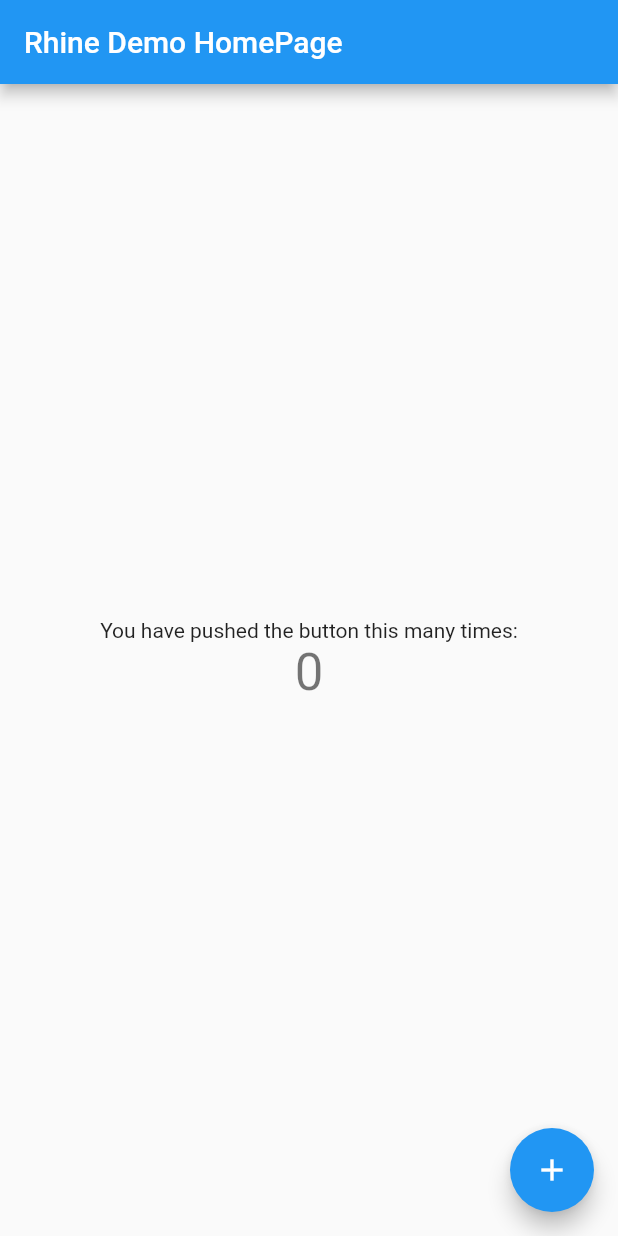
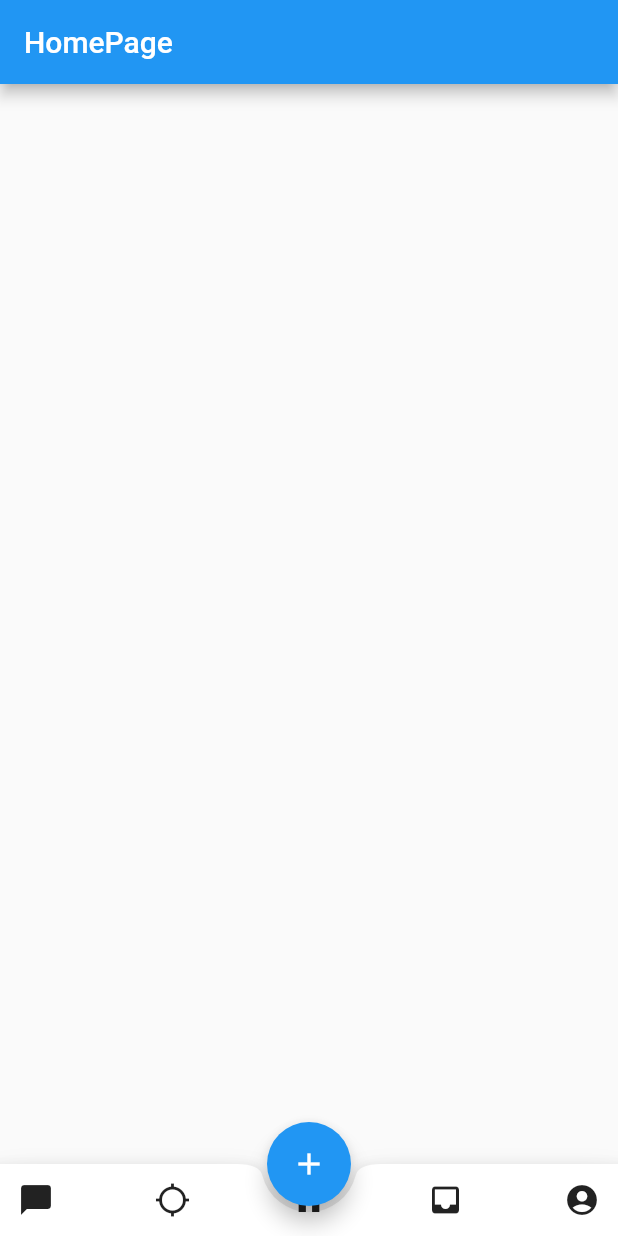
Before and after one commit to rhine-digital/Rhine, a Flutter app: the screen it shows after launch, on a phone screen of 412 x 824 dp. Run offline on Flutter 3.47's test engine with Material 2 defaults, Android fonts, the phone set to English and light mode, and no system bars.

Commit message:
Add Page Navigation
Add navigation to membership, chatscreen and homepage

Add route.dart and historylimit.dart to lib/src/resources

Modify comments to format and update information

```diff
--- a/lib/src/app.dart
+++ b/lib/src/app.dart
@@ -5,7 +5,9 @@ Description: Stores app-wide information
 
 import 'package:flutter/material.dart';
 import '../src/views/homepage.dart';
+import '../src/resources/routes.dart';
 import '../src/resources/app-palette.dart';
+import '../src/resources/historylimit.dart';
 
 class RhineApp extends StatelessWidget {
   // This widget is the root of your application.
@@ -14,18 +16,16 @@ class RhineApp extends StatelessWidget {
     return MaterialApp(
       title: 'Rhine Demo',
       theme: ThemeData(
-        // This is the theme of your application.
-        //
-        // Try running your application with "flutter run". You'll see the
-        // application has a blue toolbar. Then, without quitting the app, try
-        // changing the primarySwatch below to Colors.green and then invoke
-        // "hot reload" (press "r" in the console where you ran "flutter run",
-        // or simply save your changes to "hot reload" in a Flutter IDE).
-        // Notice that the counter didn't reset back to zero; the application
-        // is not restarted.
+
+
         primarySwatch: Colors.blue,
       ),
       home: MyHomePage(title: 'Rhine Demo HomePage'),
+      initialRoute: RouteStore.initialRoute,
+      routes: RouteStore.routes,
+    //   navigatorObservers: [
+    //     HistoryLimit(3),
+    //   ],
     );
   }
 }
--- /dev/null
+++ b/lib/src/resources/routes.dart
@@ -0,0 +1,21 @@
+/*
+Created: 24-06-19
+Description: Stores routing information
+*/
+
+import 'package:flutter/material.dart';
+import '../views/homepage.dart';
+import '../views/membershippage.dart';
+import '../views/chatscreen.dart';
+
+class RouteStore {
+
+  //Initial route for named routing
+  static String initialRoute = 'homepage';
+
+  static var routes = {
+    'homepage' : (BuildContext context) => MyHomePage(),
+    'membershipPage' : (BuildContext context) => MembershipPage(),
+    'chatScreen' : (BuildContext context) => ChatScreen(),
+  };
+}
--- a/lib/src/views/homepage.dart
+++ b/lib/src/views/homepage.dart
@@ -46,46 +46,29 @@ class _MyHomePageState extends State<MyHomePage> {
     // fast, so that you can just rebuild anything that needs updating rather
     // than having to individually change instances of widgets.
     return Scaffold(
-      appBar: AppBar(
-        // Here we take the value from the MyHomePage object that was created by
-        // the App.build method, and use it to set our appbar title.
-        title: Text(widget.title),
-      ),
-      body: Center(
-        // Center is a layout widget. It takes a single child and positions it
-        // in the middle of the parent.
-        child: Column(
-          // Column is also layout widget. It takes a list of children and
-          // arranges them vertically. By default, it sizes itself to fit its
-          // children horizontally, and tries to be as tall as its parent.
-          //
-          // Invoke "debug painting" (press "p" in the console, choose the
-          // "Toggle Debug Paint" action from the Flutter Inspector in Android
-          // Studio, or the "Toggle Debug Paint" command in Visual Studio Code)
-          // to see the wireframe for each widget.
-          //
-          // Column has various properties to control how it sizes itself and
-          // how it positions its children. Here we use mainAxisAlignment to
-          // center the children vertically; the main axis here is the vertical
-          // axis because Columns are vertical (the cross axis would be
-          // horizontal).
-          mainAxisAlignment: MainAxisAlignment.center,
-          children: <Widget>[
-            Text(
-              'You have pushed the button this many times:',
-            ),
-            Text(
-              '$_counter',
-              style: Theme.of(context).textTheme.display1,
-            ),
+      appBar: new AppBar(title: new Text("HomePage")),
+      bottomNavigationBar: new BottomAppBar(
+        shape: CircularNotchedRectangle(),
+        child: new Row(
+        mainAxisAlignment: MainAxisAlignment.spaceBetween,
+        children: <Widget>[
+          IconButton(onPressed: () {
+            Navigator.pushNamed(context, 'chatScreen');
+          }, icon: Icon(Icons.chat_bubble),),
+          IconButton(onPressed: () {}, icon: Icon(Icons.location_searching),),
+          IconButton(onPressed: () {}, icon: Icon(Icons.home),),
+          IconButton(onPressed: () {
+            Navigator.pushNamed(context, 'membershipPage');
+          }, icon: Icon(Icons.inbox),),
+          IconButton(onPressed: () {}, icon: Icon(Icons.account_circle),),
           ],
         ),
       ),
-      floatingActionButton: FloatingActionButton(
-        onPressed: _incrementCounter,
-        tooltip: 'Increment',
-        child: Icon(Icons.add),
-      ), // This trailing comma makes auto-formatting nicer for build methods.
+      floatingActionButton: new FloatingActionButton(
+        child: Icon(Icons.add), onPressed: (){},
+        ),
+      floatingActionButtonLocation:
+        FloatingActionButtonLocation.centerDocked,
     );
   }
 }
```
Also changed, not shown: lib/src/resources/historylimit.dart (added, +39 -0 lines), lib/src/views/chatscreen.dart (+11 -14 lines), lib/src/views/membershippage.dart (+7 -3 lines), 1 other file.
